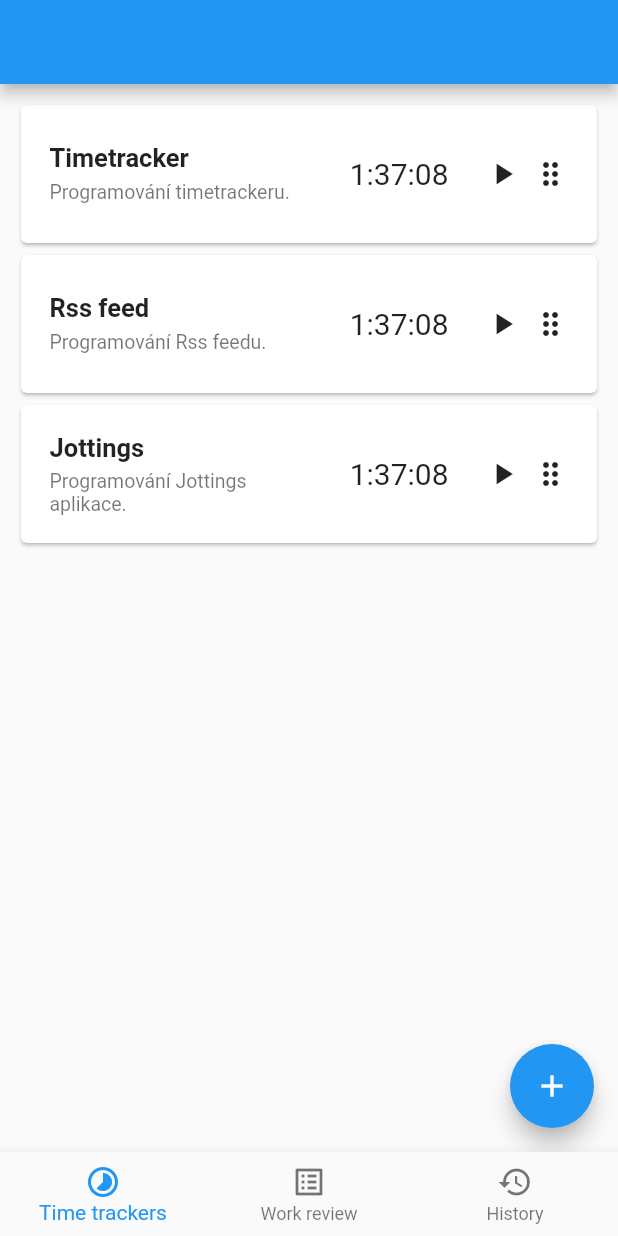
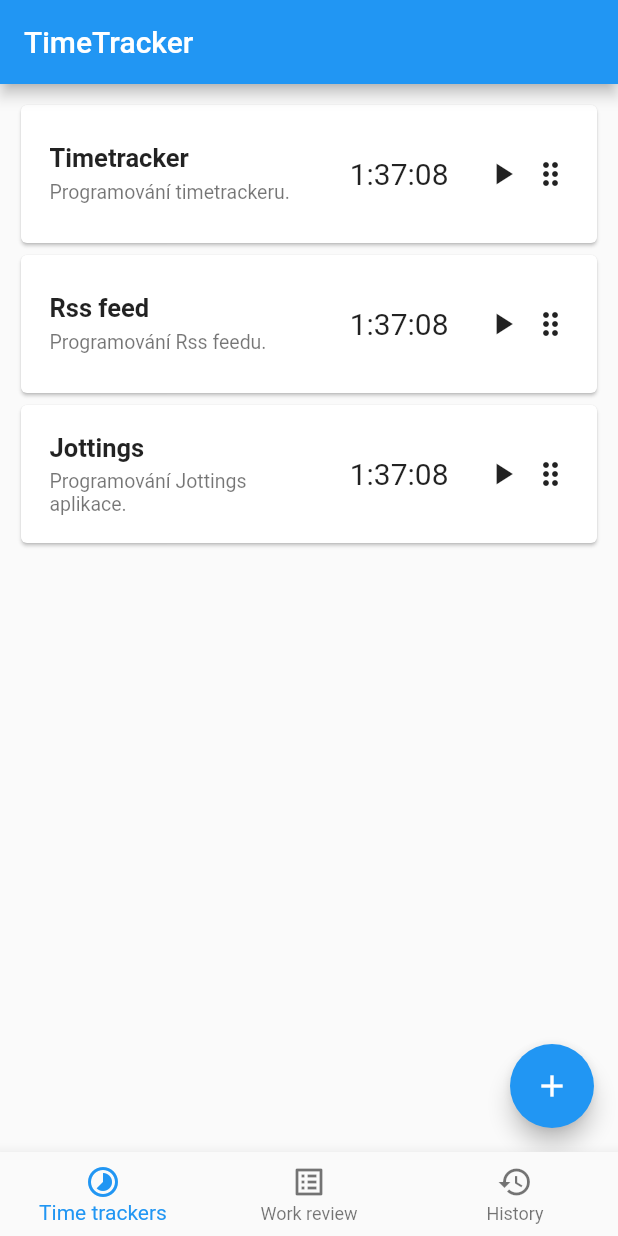
Before and after one commit to mjablecnik/flutter_getx_timetracker, a Flutter app: the screen it shows after launch, on a phone screen of 412 x 824 dp. Run offline on Flutter 3.47's test engine with Material 2 defaults, Android fonts, the phone set to English and light mode, and no system bars; our stand-ins replace get.

Commit message:
feat: add title

```diff
--- a/lib/views/history.dart
+++ b/lib/views/history.dart
@@ -6,7 +6,7 @@ class HistoryView extends StatelessWidget {
   Widget build(context) {
 
     return Scaffold(
-      appBar: AppBar(),
+      //appBar: AppBar(),
       body: Center(child: Text("History")),
     );
   }
--- a/lib/views/home.dart
+++ b/lib/views/home.dart
@@ -11,6 +11,7 @@ class HomePage extends StatelessWidget {
     return GetBuilder<HomeController>(
       init: HomeController(),
       builder: (controller) => Scaffold(
+        appBar: AppBar(title: Text("TimeTracker")),
         body: IndexedStack(
           index: controller.index.toInt(),
           children: [
--- a/lib/views/review.dart
+++ b/lib/views/review.dart
@@ -6,7 +6,7 @@ class ReviewView extends StatelessWidget {
   Widget build(context) {
 
     return Scaffold(
-      appBar: AppBar(),
+      //appBar: AppBar(),
       body: Center(child: Text("Review")),
     );
   }
--- a/lib/views/trackers.dart
+++ b/lib/views/trackers.dart
@@ -10,7 +10,7 @@ class TrackersView extends GetView<TrackersController> {
   @override
   Widget build(context) {
     return Scaffold(
-      appBar: AppBar(),
+      //appBar: AppBar(),
       body: Obx(() => ListView.builder(
             padding: const EdgeInsets.all(10),
             itemCount: controller.trackers.length,
```
